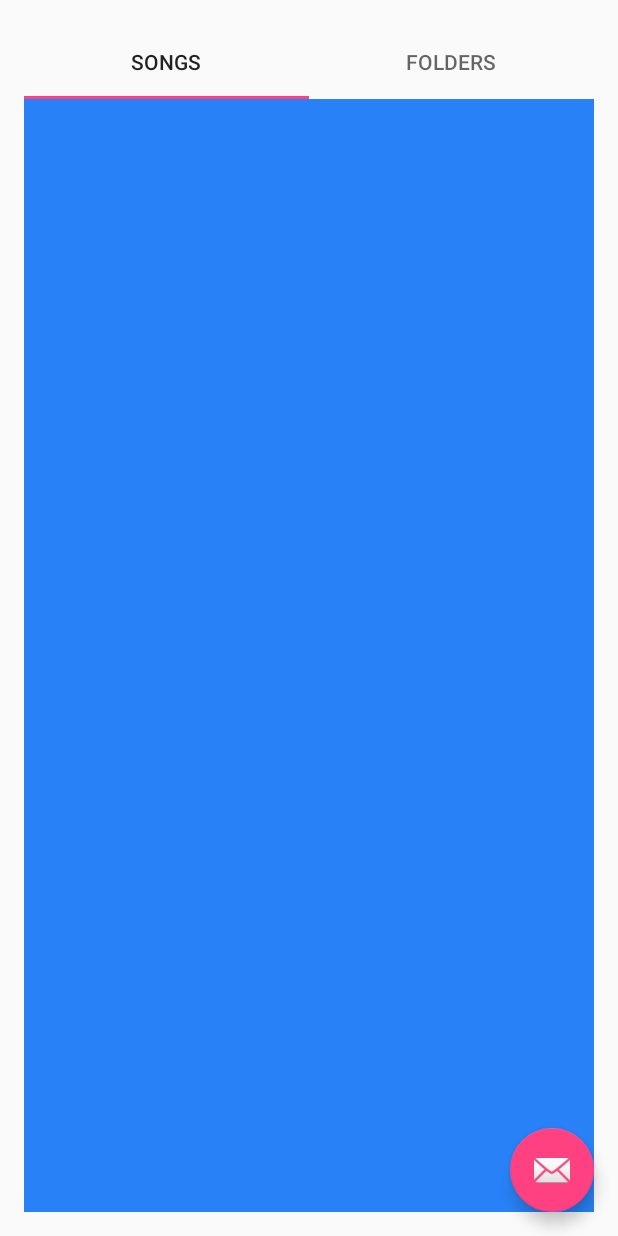
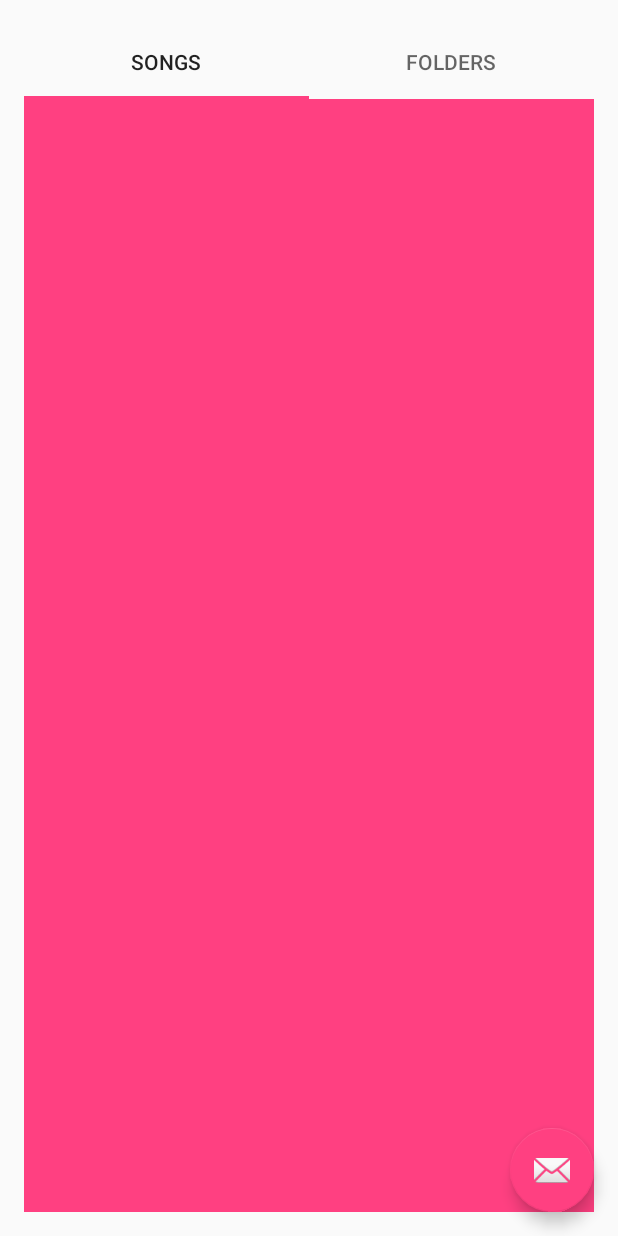
Before and after one commit to ruforavishnu/Cute-MP3-Player, an Android app: the screen it shows after launch (PlaylistActivity), on a phone screen of 412 x 824 dp. Run offline under Robolectric (Android 15) with nearby library versions, the phone set to English and light mode, and no system bars.

Commit message:
basic tablayout and viewpager implemented

```diff
--- /dev/null
+++ b/app/src/main/java/com/efgh/cutemp3player/global/EventNotifier.java
@@ -0,0 +1,76 @@
+package com.efgh.cutemp3player.global;
+
+import android.content.Context;
+
+import com.efgh.cutemp3player.interfaces.IEventNotifier;
+import com.efgh.cutemp3player.interfaces.IRescanLibraryCompletedListener;
+import com.efgh.cutemp3player.interfaces.RescanLibraryCompletedListener;
+import com.efgh.cutemp3player.metadata.MP3MetaData;
+
+import java.util.ArrayList;
+import java.util.List;
+
+/**
+ * Created by Vishnu on 21-Jul-16.
+ */
+public class EventNotifier implements IEventNotifier
+{
+
+
+
+    private List<MP3MetaData> mp3MetaDataList;
+
+    private List<IRescanLibraryCompletedListener> observersList;
+
+    private static EventNotifier _instance;
+
+
+
+
+    public EventNotifier()
+    {
+        observersList = new ArrayList<IRescanLibraryCompletedListener>();
+    }
+
+    public static synchronized EventNotifier getInstance()
+    {
+        if(_instance == null)
+        {
+            _instance = new EventNotifier();
+        }
+        return _instance;
+
+    }
+    public List<MP3MetaData> getMp3MetaDataList()
+    {
+        return mp3MetaDataList;
+    }
+
+    public void setMp3MetaDataList(List<MP3MetaData> mp3MetaDataList)
+    {
+        this.mp3MetaDataList = mp3MetaDataList;
+        notifyObservers(mp3MetaDataList);
+    }
+
+    @Override
+    public void register(IRescanLibraryCompletedListener listener)
+    {
+        observersList.add(listener);
+    }
+
+    @Override
+    public void unregister(IRescanLibraryCompletedListener listener)
+    {
+        observersList.remove(listener);
+    }
+
+    @Override
+    public void notifyObservers(List<MP3MetaData> mp3MetaDataList)
+    {
+        GlobalFunctions.log("inside notifyObservers method, observerslist :"+observersList.size());
+        for(int i = 0; i < observersList.size(); i++)
+        {
+            observersList.get(i).onRescanComplete(mp3MetaDataList);
+        }
+    }
+}
--- /dev/null
+++ b/app/src/main/java/com/efgh/cutemp3player/interfaces/IEventNotifier.java
@@ -0,0 +1,16 @@
+package com.efgh.cutemp3player.interfaces;
+
+import com.efgh.cutemp3player.metadata.MP3MetaData;
+
+import java.util.List;
+
+/**
+ * Created by Vishnu on 21-Jul-16.
+ */
+public interface IEventNotifier
+{
+    void register(IRescanLibraryCompletedListener listener);
+    void unregister(IRescanLibraryCompletedListener listener);
+    void notifyObservers(List<MP3MetaData> mp3MetaDataList);
+
+}
--- /dev/null
+++ b/app/src/main/java/com/efgh/cutemp3player/interfaces/IRescanLibraryCompletedListener.java
@@ -0,0 +1,13 @@
+package com.efgh.cutemp3player.interfaces;
+
+import com.efgh.cutemp3player.metadata.MP3MetaData;
+
+import java.util.List;
+
+/**
+ * Created by Vishnu on 21-Jul-16.
+ */
+public interface IRescanLibraryCompletedListener
+{
+    public void onRescanComplete(List<MP3MetaData> mList);
+}
--- /dev/null
+++ b/app/src/main/java/com/efgh/cutemp3player/interfaces/RescanLibraryCompletedListener.java
@@ -0,0 +1,14 @@
+package com.efgh.cutemp3player.interfaces;
+
+import com.efgh.cutemp3player.metadata.MP3MetaData;
+
+import java.util.List;
+
+/**
+ * Created by Vishnu on 21-Jul-16.
+ */
+public interface RescanLibraryCompletedListener
+{
+    public void onRescanComplete(List<MP3MetaData> mList);
+
+}
--- a/app/src/main/java/com/efgh/cutemp3player/playlist/AllSongsPlaylistFragment.java
+++ b/app/src/main/java/com/efgh/cutemp3player/playlist/AllSongsPlaylistFragment.java
@@ -1,30 +1,28 @@
 package com.efgh.cutemp3player.playlist;
 
 import android.app.ProgressDialog;
-import android.content.DialogInterface;
-import android.os.AsyncTask;
 import android.os.Bundle;
 import android.support.annotation.Nullable;
 import android.support.v4.app.Fragment;
 import android.support.v7.widget.RecyclerView;
-import android.util.Log;
 import android.view.LayoutInflater;
 import android.view.View;
 import android.view.ViewGroup;
 
 import com.efgh.cutemp3player.R;
 import com.efgh.cutemp3player.db.DatabaseHandler;
+import com.efgh.cutemp3player.global.EventNotifier;
 import com.efgh.cutemp3player.global.GlobalFunctions;
-import com.efgh.cutemp3player.interfaces.ProgressDialogTextChangedListener;
+import com.efgh.cutemp3player.interfaces.IRescanLibraryCompletedListener;
+
 import com.efgh.cutemp3player.metadata.MP3MetaData;
 
-import java.io.File;
-import java.util.ArrayList;
+import java.util.List;
 
 /**
  * Created by Vishnu on 21-Jul-16.
  */
-public class AllSongsPlaylistFragment extends Fragment
+public class AllSongsPlaylistFragment extends Fragment implements IRescanLibraryCompletedListener
 {
     public static final int ARG_SECTION_NUMBER = 0;
     private RecyclerView playList;
@@ -37,19 +35,38 @@ public class AllSongsPlaylistFragment extends Fragment
     private DatabaseHandler dbHandler;
 
 
+
+
+
     @Nullable
     @Override
     public View onCreateView(LayoutInflater inflater, @Nullable ViewGroup container, @Nullable Bundle savedInstanceState)
     {
-        View holder = inflater.inflate(R.layout.blue_fragment_layout, container, false);
+        View holder = inflater.inflate(R.layout.red_fragment_layout, container, false);
         Bundle args = getArguments();
 
-   //     dbHandler = DatabaseHandler.getInstance(getContext());
-    //    playList = (RecyclerView) holder.findViewById(R.id.recycler_view);
+        dbHandler = DatabaseHandler.getInstance(getContext());
+        playList = (RecyclerView) holder.findViewById(R.id.allsongsRecyclerView);
+
+
+        EventNotifier mEventNotifier = EventNotifier.getInstance();
+        mEventNotifier.register(this);
 
 
         return holder;
 
     }
 
+
+    @Override
+    public void onRescanComplete(List<MP3MetaData> mList)
+    {
+        GlobalFunctions.log("rescan completed listener caught from AllSongsPlaylistFragment, mList size:"+mList.size());
+
+       /* mLayoutManager = new CustomLayoutManager(getContext());
+        playList.setLayoutManager(mLayoutManager);
+        mAdapter = new RecycleViewAdapter(mList, R.layout.recyclerview_layout);
+
+        playList.setAdapter(mAdapter);*/
+    }
 }
--- a/app/src/main/java/com/efgh/cutemp3player/playlist/FoldersPlaylistFragment.java
+++ b/app/src/main/java/com/efgh/cutemp3player/playlist/FoldersPlaylistFragment.java
@@ -2,6 +2,7 @@ package com.efgh.cutemp3player.playlist;
 
 import android.app.ProgressDialog;
 import android.os.Bundle;
+import android.os.Debug;
 import android.support.annotation.Nullable;
 import android.support.v4.app.Fragment;
 import android.support.v7.widget.RecyclerView;
@@ -11,11 +12,18 @@ import android.view.ViewGroup;
 
 import com.efgh.cutemp3player.R;
 import com.efgh.cutemp3player.db.DatabaseHandler;
+import com.efgh.cutemp3player.global.EventNotifier;
+import com.efgh.cutemp3player.global.GlobalFunctions;
+import com.efgh.cutemp3player.interfaces.IRescanLibraryCompletedListener;
+
+import com.efgh.cutemp3player.metadata.MP3MetaData;
+
+import java.util.List;
 
 /**
  * Created by Vishnu on 21-Jul-16.
  */
-public class FoldersPlaylistFragment extends Fragment
+public class FoldersPlaylistFragment extends Fragment implements IRescanLibraryCompletedListener
 {
     public static final int ARG_SECTION_NUMBER = 1;
     private RecyclerView playList;
@@ -28,19 +36,39 @@ public class FoldersPlaylistFragment extends Fragment
     private DatabaseHandler dbHandler;
 
 
+
+
     @Nullable
     @Override
     public View onCreateView(LayoutInflater inflater, @Nullable ViewGroup container, @Nullable Bundle savedInstanceState)
     {
-        View holder = inflater.inflate(R.layout.red_fragment_layout, container, false);
+        View holder = inflater.inflate(R.layout.blue_fragment_layout, container, false);
         Bundle args = getArguments();
 
-     //   dbHandler = DatabaseHandler.getInstance(getContext());
-       // playList = (RecyclerView) holder.findViewById(R.id.recycler_view);
+        dbHandler = DatabaseHandler.getInstance(getContext());
+        playList = (RecyclerView) holder.findViewById(R.id.foldersongsRecyclerView);
+
+
+        EventNotifier mEventNotifier = EventNotifier.getInstance();
+        mEventNotifier.register(this);
+
 
 
         return holder;
 
     }
 
+    @Override
+    public void onRescanComplete(List<MP3MetaData> mList)
+    {
+        GlobalFunctions.log("rescan completed listener caught from FoldersPlaylistFragment, mList size:"+mList.size());
+
+
+       /* mLayoutManager = new CustomLayoutManager(getContext());
+        playList.setLayoutManager(mLayoutManager);
+        mAdapter = new RecycleViewAdapter(mList,R.layout.recyclerview_layout);
+
+
+        playList.setAdapter(mAdapter);*/
+    }
 }
--- a/app/src/main/java/com/efgh/cutemp3player/playlist/PlaylistActivity.java
+++ b/app/src/main/java/com/efgh/cutemp3player/playlist/PlaylistActivity.java
@@ -1,10 +1,8 @@
 package com.efgh.cutemp3player.playlist;
 
-import android.app.Activity;
 import android.app.ProgressDialog;
 import android.content.DialogInterface;
 import android.content.Intent;
-import android.net.Uri;
 import android.os.AsyncTask;
 import android.os.Bundle;
 import android.support.design.widget.TabLayout;
@@ -13,18 +11,20 @@ import android.support.v4.view.ViewPager;
 import android.support.v7.app.AppCompatActivity;
 import android.support.v7.widget.RecyclerView;
 import android.util.Log;
-import android.widget.Toast;
 
 import com.efgh.cutemp3player.R;
 import com.efgh.cutemp3player.db.DatabaseHandler;
+import com.efgh.cutemp3player.global.EventNotifier;
 import com.efgh.cutemp3player.global.GlobalFunctions;
 import com.efgh.cutemp3player.interfaces.ProgressDialogTextChangedListener;
+import com.efgh.cutemp3player.interfaces.RescanLibraryCompletedListener;
 import com.efgh.cutemp3player.io.RescanMusic;
 import com.efgh.cutemp3player.metadata.MP3MetaData;
 import com.efgh.cutemp3player.metadata.MetaDataRetreiver;
 
 import java.io.File;
 import java.util.ArrayList;
+import java.util.List;
 
 
 public class PlaylistActivity extends AppCompatActivity implements ProgressDialogTextChangedListener
@@ -39,6 +39,8 @@ public class PlaylistActivity extends AppCompatActivity implements ProgressDialo
     private ProgressDialog progressDialog;
     private DatabaseHandler dbHandler;
     private ProgressDialogTextChangedListener mProgressDialogTextChangedListener;
+    private RescanLibraryCompletedListener mRescanLibraryCompletedListener;
+
 
 
 
@@ -61,7 +63,7 @@ public class PlaylistActivity extends AppCompatActivity implements ProgressDialo
 
 
 
-       /* dbHandler = DatabaseHandler.getInstance(this);
+        dbHandler = DatabaseHandler.getInstance(this);
 
        // playList = (RecyclerView)findViewById(R.id.recycler_view);
 
@@ -85,10 +87,14 @@ public class PlaylistActivity extends AppCompatActivity implements ProgressDialo
             RescanMusicAsyncTask rescanTask = new RescanMusicAsyncTask();
             rescanTask.execute();
 
-        }*/
+        }
 
 
 
+    }
+    public void setOnRescanLibraryCompletedListener(RescanLibraryCompletedListener listener)
+    {
+        this.mRescanLibraryCompletedListener = listener;
     }
 
     @Override
@@ -96,6 +102,8 @@ public class PlaylistActivity extends AppCompatActivity implements ProgressDialo
     {
         GlobalFunctions.log("caught listener");
     }
+
+
 
     public class ReadFromDbAsyncTask extends AsyncTask<Void,Void,Void>
     {
@@ -117,7 +125,7 @@ public class PlaylistActivity extends AppCompatActivity implements ProgressDialo
 
             listFromDb = new ArrayList<MP3MetaData>();
             listFromDb = dbHandler.convertDbToArrayList();
-            GlobalFunctions.log("listFromDb:"+listFromDb);
+            GlobalFunctions.log("listFromDb:" + listFromDb);
 
 
             return null;
@@ -129,12 +137,21 @@ public class PlaylistActivity extends AppCompatActivity implements ProgressDialo
         {
             super.onPostExecute(aVoid);
 
-            GlobalFunctions.log(" ReadFromDbAsyncTask onPostExecute,listFromDb:"+listFromDb);
+            GlobalFunctions.log(" ReadFromDbAsyncTask onPostExecute,listFromDb size:" + listFromDb.size());
+
+
+            EventNotifier mEventNotifier = EventNotifier.getInstance();
+            mEventNotifier.setMp3MetaDataList(listFromDb);
+            GlobalFunctions.log(" notified listeners");
+
+            int i = 0;
 
             //renderRecyclerView(listFromDb);
 
 
         }
+
+
     }
     /*private void renderRecyclerView(ArrayList<MP3MetaData> mList)
     {
@@ -285,6 +302,15 @@ public class PlaylistActivity extends AppCompatActivity implements ProgressDialo
         {
             super.onPostExecute(aVoid);
             GlobalFunctions.log("RescanMusicAsyncTask onPostExecute");
+
+            EventNotifier mEventNotifier = new EventNotifier();
+            mEventNotifier.setMp3MetaDataList(listOfAllMetaData);
+
+          //  mEventNotifier.mRescanLibraryCompletedListener.onRescanComplete(listOfAllMetaData);
+
+
+
+
 
             //   progressDialog.dismiss();
 
--- a/app/src/main/res/layout/red_fragment_layout.xml
+++ b/app/src/main/res/layout/red_fragment_layout.xml
@@ -1,7 +1,24 @@
 <?xml version="1.0" encoding="utf-8"?>
-<LinearLayout xmlns:android="http://schemas.android.com/apk/res/android"
-              android:layout_width="match_parent"
-              android:layout_height="match_parent"
-              android:background="#ed3939">
+<RelativeLayout xmlns:android="http://schemas.android.com/apk/res/android"
+                xmlns:app="http://schemas.android.com/apk/res-auto"
+                xmlns:tools="http://schemas.android.com/tools"
+                android:layout_width="match_parent"
+                android:layout_height="match_parent"
+                android:paddingBottom="@dimen/activity_vertical_margin"
+                android:paddingLeft="@dimen/activity_horizontal_margin"
+                android:paddingRight="@dimen/activity_horizontal_margin"
+                android:paddingTop="@dimen/activity_vertical_margin"
+                android:background="@color/colorAccent"
+                app:layout_behavior="@string/appbar_scrolling_view_behavior">
 
-</LinearLayout>
+
+
+    <android.support.v7.widget.RecyclerView
+        android:id="@+id/allsongsRecyclerView"
+        android:layout_width="match_parent"
+        android:layout_height="match_parent"
+        android:minWidth="@dimen/activity_horizontal_margin"
+        android:minHeight="@dimen/activity_vertical_margin"/>
+
+
+</RelativeLayout>
```
Also changed, not shown: app/src/main/java/com/efgh/cutemp3player/playlist/RecycleViewAdapter.java (added, +202 -0 lines), app/src/main/res/layout/blue_fragment_layout.xml (+22 -5 lines), app/src/main/res/layout/foldersrecyclerview_layout.xml (added, +53 -0 lines), app/src/main/res/layout/recyclerview_layout.xml (added, +53 -0 lines).
